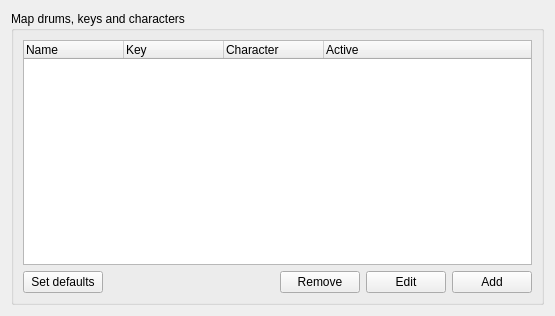
The window that prefsmap.ui (domoritz/drummy) describes before a commit, drawn with Qt 5.
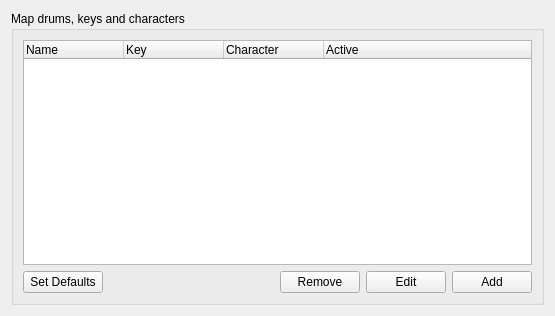
The same window after the commit.

The edit to the form file:
```diff
--- a/prefsmap.ui
+++ b/prefsmap.ui
@@ -79,7 +79,7 @@
         <item>
          <widget class="QPushButton" name="defaultsPushButton">
           <property name="text">
-           <string>Set defaults</string>
+           <string>Set Defaults</string>
           </property>
          </widget>
         </item>
```
